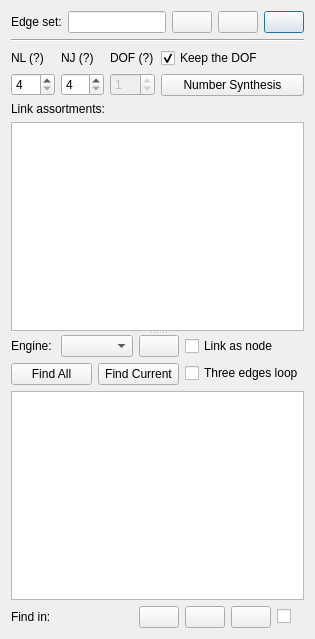
Old version of the form core/synthesis/structure_synthesis/structure_widget.ui in the repository KmolYuan/Pyslvs-UI.
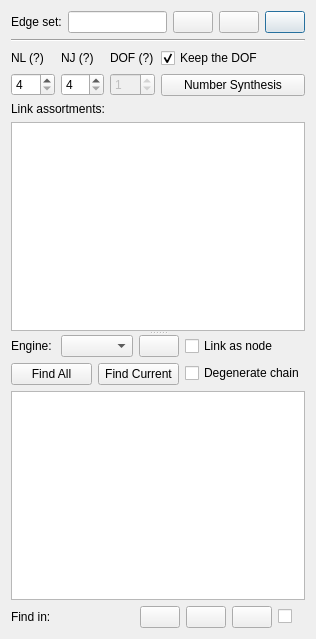
New version of the form. Icons and pictures are not drawn.

Commit message: Update core kernel and UI adjustment for degenerate chain.

Patch:
```diff
--- a/core/synthesis/structure_synthesis/structure_widget.ui
+++ b/core/synthesis/structure_synthesis/structure_widget.ui
@@ -309,7 +309,7 @@
               <string>Keep degenerate chains in the result.</string>
              </property>
              <property name="text">
-              <string>Three edges loop</string>
+              <string>Degenerate chain</string>
              </property>
             </widget>
            </item>
```
The commit also changes 1 other file.
